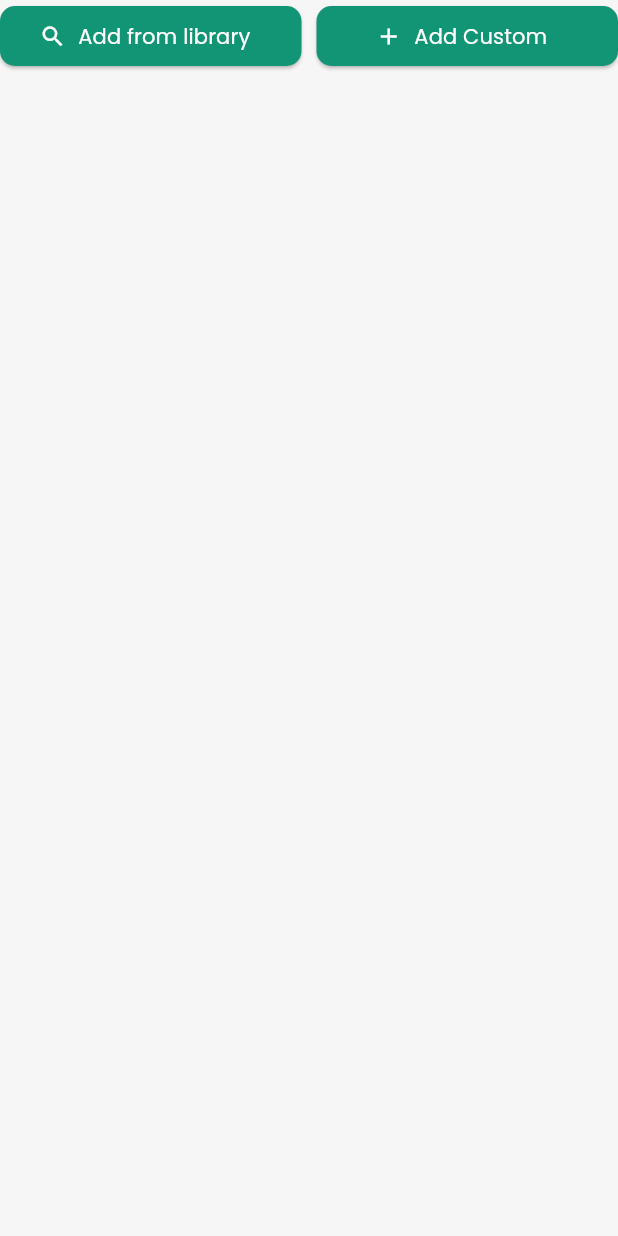
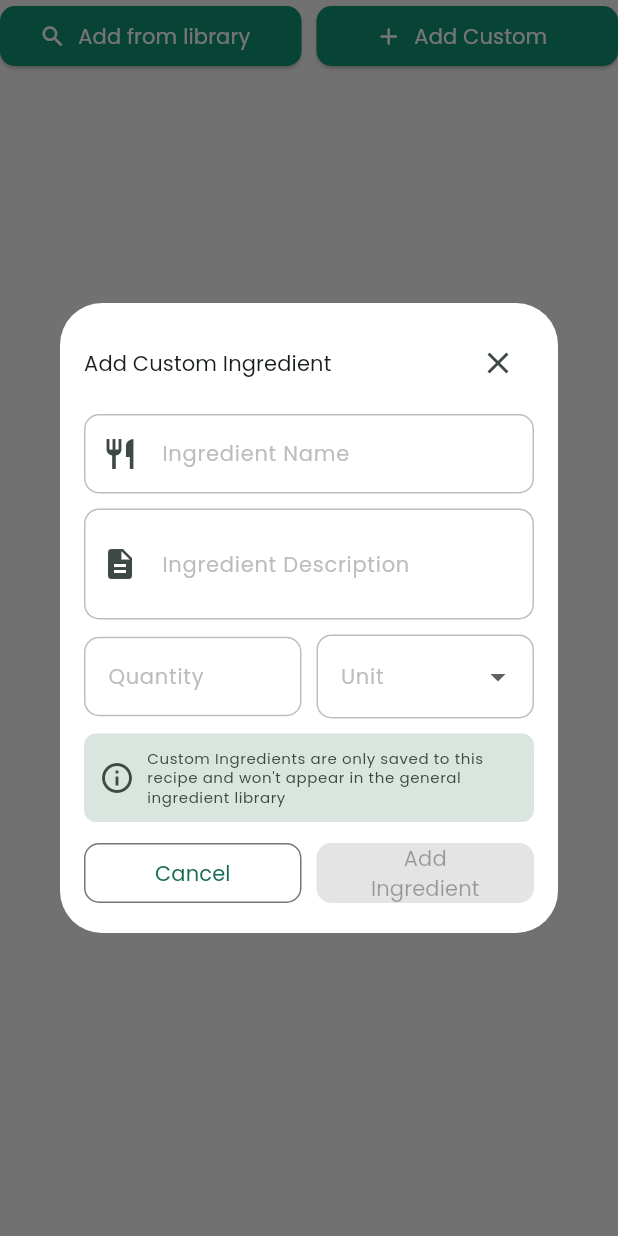
Before and after one commit to bedoyalejandra/receipes-app, a Flutter app: the RecipeIngredientsSection widget shown alone on an empty page, opened directly, after a tap on "Add Custom", on a phone screen of 412 x 824 dp. Run offline on Flutter 3.47's test engine with Material 3 defaults, Android fonts, the phone set to English and light mode, and no system bars; our stand-ins replace cloud_firestore, equatable, firebase_auth, firebase_core, firebase_storage, flutter_svg and 2 more; accounts and stored records are empty.

Commit message:
feat: implement custom ingredient dialog with form validation and creation

```diff
--- a/lib/presentation/screens/receipes/recipe_ingredients_section.dart
+++ b/lib/presentation/screens/receipes/recipe_ingredients_section.dart
@@ -1,5 +1,6 @@
 import 'package:flutter/material.dart';
 import 'package:provider/provider.dart';
+import 'package:receipes_app_02/presentation/screens/receipes/widgets/custom_ingredient_dialog.dart';
 import 'package:receipes_app_02/presentation/screens/receipes/widgets/ingredient_selection_dialog.dart';
 import 'package:receipes_app_02/providers/recipe_creation_provider.dart';
 
@@ -45,5 +46,10 @@ class RecipeIngredientsSection extends StatelessWidget {
     );
   }
 
-  _showCustomIngredientsSectionDialog(BuildContext context) {}
+  _showCustomIngredientsSectionDialog(BuildContext context) {
+        showDialog(
+      context: context,
+      builder: (context) => CustomIngredientDialog(),
+    );
+  }
 }
--- /dev/null
+++ b/lib/presentation/screens/receipes/widgets/custom_ingredient_dialog.dart
@@ -0,0 +1,207 @@
+import 'package:flutter/material.dart';
+import 'package:provider/provider.dart';
+import 'package:receipes_app_02/domain/entities/measurement_unit.dart';
+import 'package:receipes_app_02/providers/ingredients_selection_provider.dart';
+import 'package:receipes_app_02/providers/recipe_creation_provider.dart';
+
+class CustomIngredientDialog extends StatefulWidget {
+  CustomIngredientDialog({Key? key}) : super(key: key);
+
+  @override
+  _CustomIngredientDialogState createState() => _CustomIngredientDialogState();
+}
+
+class _CustomIngredientDialogState extends State<CustomIngredientDialog> {
+  TextEditingController _nameController = TextEditingController();
+  TextEditingController _descriptionController = TextEditingController();
+  TextEditingController _quantityController = TextEditingController();
+  MeasurementUnit? _selectedMeasurementUnit;
+
+  @override
+  void dispose() {
+    super.dispose();
+    _nameController.dispose();
+    _descriptionController.dispose();
+    _quantityController.dispose();
+  }
+
+  @override
+  Widget build(BuildContext context) {
+    return Dialog(
+      backgroundColor: Colors.white,
+      child: Container(
+        padding: const EdgeInsets.all(16),
+        width: MediaQuery.of(context).size.width * 0.9,
+        child: Column(
+          crossAxisAlignment: CrossAxisAlignment.start,
+          mainAxisSize: MainAxisSize.min,
+          children: [
+            Row(
+              children: [
+                Expanded(
+                  child: Text(
+                    'Add Custom Ingredient',
+                    style: Theme.of(context).textTheme.titleSmall,
+                  ),
+                ),
+                IconButton(
+                  onPressed: () => Navigator.of(context).pop(),
+                  icon: Icon(Icons.close),
+                ),
+              ],
+            ),
+            SizedBox(height: 10),
+
+            TextField(
+              controller: _nameController,
+              textCapitalization: TextCapitalization.words,
+              decoration: InputDecoration(
+                labelText: 'Ingredient Name',
+                hintText: 'e,g. Tomato',
+                prefixIcon: Icon(Icons.restaurant),
+                border: OutlineInputBorder(
+                  borderRadius: BorderRadius.circular(12),
+                ),
+              ),
+            ),
+            SizedBox(height: 10),
+            TextField(
+              controller: _descriptionController,
+              textCapitalization: TextCapitalization.sentences,
+              maxLines: 2,
+              decoration: InputDecoration(
+                labelText: 'Ingredient Description',
+                hintText: 'Brief description of the ingredient',
+                prefixIcon: Icon(Icons.description),
+                border: OutlineInputBorder(
+                  borderRadius: BorderRadius.circular(12),
+                ),
+              ),
+            ),
+            SizedBox(height: 10),
+            Row(
+              children: [
+                Expanded(
+                  child: TextField(
+                    controller: _quantityController,
+                    keyboardType: TextInputType.number,
+                    decoration: InputDecoration(
+                      labelText: 'Quantity',
+                      hintText: '1, 2, 500',
+                      border: OutlineInputBorder(
+                        borderRadius: BorderRadius.circular(8),
+                      ),
+                    ),
+                  ),
+                ),
+                SizedBox(width: 10),
+                Expanded(
+                  child: DropdownButtonFormField<MeasurementUnit>(
+                    value: _selectedMeasurementUnit,
+                    decoration: InputDecoration(
+                      labelText: 'Unit',
+                      border: OutlineInputBorder(
+                        borderRadius: BorderRadius.circular(8),
+                      ),
+                    ),
+                    isExpanded: true,
+                    items:
+                        MeasurementUnit.values.map((unit) {
+                          return DropdownMenuItem<MeasurementUnit>(
+                            value: unit,
+                            child: Text(
+                              unit.displayName,
+                              overflow: TextOverflow.ellipsis,
+                            ),
+                          );
+                        }).toList(),
+                    onChanged: (value) {
+                      setState(() {
+                        _selectedMeasurementUnit = value;
+                      });
+                    },
+                  ),
+                ),
+              ],
+            ),
+            SizedBox(height: 10),
+            Container(
+              padding: EdgeInsets.all(10),
+              decoration: BoxDecoration(
+                color: Theme.of(context).colorScheme.surfaceVariant,
+                borderRadius: BorderRadius.circular(8),
+              ),
+              child: Row(
+                children: [
+                  Icon(
+                    Icons.info_outline,
+                    color: Theme.of(context).colorScheme.onSurfaceVariant,
+                  ),
+                  SizedBox(width: 8),
+                  Expanded(
+                    child: Text(
+                      'Custom Ingredients are only saved to this recipe and won\'t appear in the general ingredient library',
+                      style: Theme.of(context).textTheme.bodySmall?.copyWith(
+                        color: Theme.of(context).colorScheme.onSurfaceVariant,
+                      ),
+                    ),
+                  ),
+                ],
+              ),
+            ),
+            SizedBox(height: 10),
+            Row(
+              children: [
+                Expanded(
+                  child: OutlinedButton(
+                    onPressed: () => Navigator.of(context).pop(),
+                    child: Text('Cancel'),
+                  ),
+                ),
+                SizedBox(width: 10),
+                Expanded(
+                  child: ElevatedButton(
+                    onPressed: _canAddIngredient() ? _addIngredient : null,
+                    child: Text('Add Ingredient', textAlign: TextAlign.center),
+                  ),
+                ),
+              ],
+            ),
+          ],
+        ),
+      ),
+    );
+  }
+
+  _canAddIngredient() {
+    if (_nameController.text.trim().isEmpty ||
+        _quantityController.text.trim().isEmpty ||
+        _selectedMeasurementUnit == null) {
+      return false;
+    }
+    if (double.tryParse(_quantityController.text.trim()) == null) {
+      return false;
+    }
+    return true;
+  }
+
+  _addIngredient() {
+    final customIngrent = context
+        .read<IngredientsSelectionProvider>()
+        .createCustomIngredient(
+          _nameController.text.trim(),
+          description:
+              _descriptionController.text.trim().isNotEmpty
+                  ? _descriptionController.text.trim()
+                  : null,
+        );
+
+    context.read<RecipeCreationProvider>().addIngredient(
+      customIngrent,
+      _quantityController.text.trim(),
+      _selectedMeasurementUnit,
+    );
+
+    Navigator.of(context).pop();
+  }
+}
```
